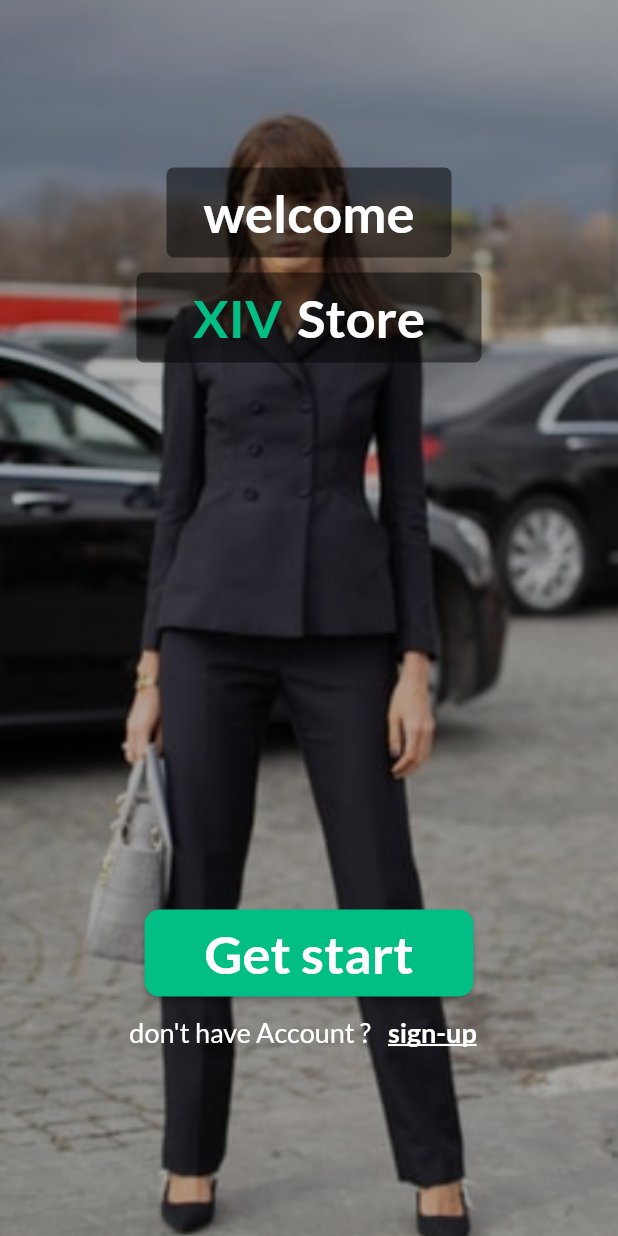
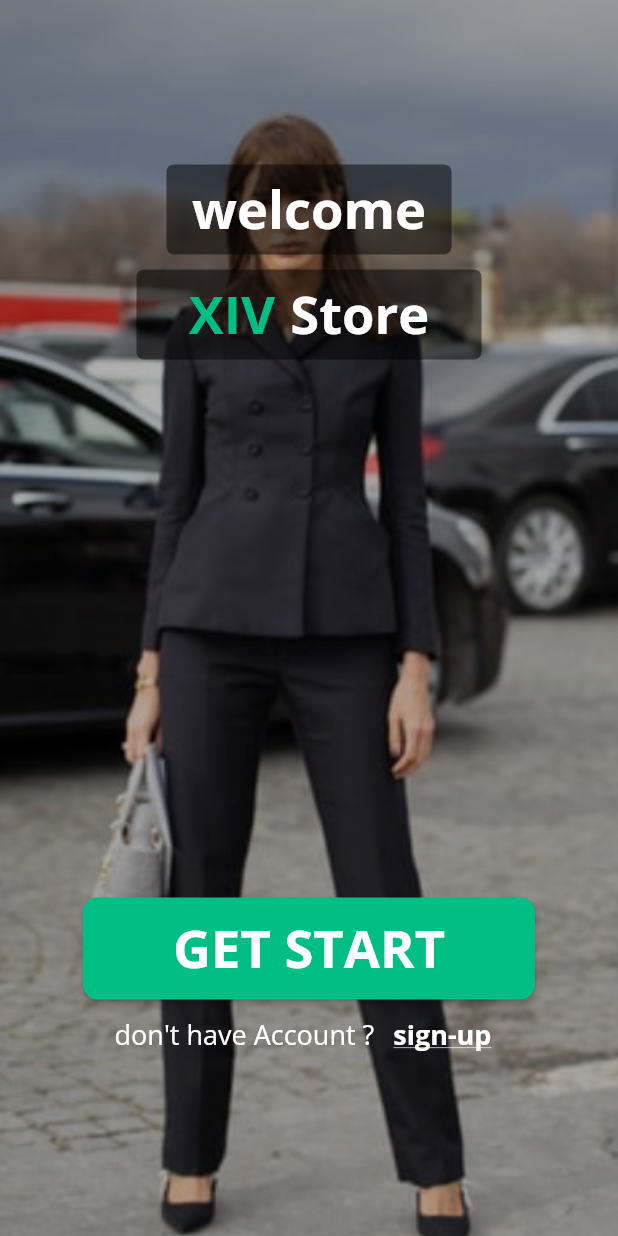
Before and after one commit to majdideveloper/flutter_ecommerce_getx, a Flutter app: the screen it shows after launch, on a phone screen of 412 x 824 dp. Run offline on Flutter 3.47's test engine with Material 2 defaults, Android fonts, the phone set to English and light mode, and no system bars; our stand-ins replace get, google_fonts.

Commit message:
second day in this project

```diff
--- a/lib/main.dart
+++ b/lib/main.dart
@@ -1,7 +1,6 @@
 import 'package:flutter/material.dart';
 import 'package:flutter_ecommerce_getx/routes/routes.dart';
-import 'package:flutter_ecommerce_getx/views/screens/home_screen.dart';
-import 'package:flutter_ecommerce_getx/views/screens/welcome_screen.dart';
+
 import 'package:get/get.dart';
 
 void main() {
--- a/lib/routes/routes.dart
+++ b/lib/routes/routes.dart
@@ -19,7 +19,7 @@ class AppRoutes {
     ),
     GetPage(
       name: Routes.signUpScreen,
-      page: () => const SignUpScreen(),
+      page: () => SignUpScreen(),
     ),
   ];
 }
--- a/lib/views/screens/welcome_screen.dart
+++ b/lib/views/screens/welcome_screen.dart
@@ -1,7 +1,8 @@
 import 'package:flutter/material.dart';
 import 'package:flutter_ecommerce_getx/routes/routes.dart';
 import 'package:flutter_ecommerce_getx/utils/themes.dart';
-import 'package:flutter_ecommerce_getx/views/widgets/text_utils.dart';
+
+import 'package:flutter_ecommerce_getx/views/widgets/widgets.dart';
 import 'package:get/get.dart';
 
 class WelcomeScreen extends StatelessWidget {
@@ -84,23 +85,11 @@ class WelcomeScreen extends StatelessWidget {
                   ),
                   Column(
                     children: [
-                      ElevatedButton(
-                        style: ElevatedButton.styleFrom(
-                            primary: mainColor,
-                            shape: RoundedRectangleBorder(
-                              borderRadius: BorderRadius.circular(10.0),
-                            ),
-                            padding: const EdgeInsets.symmetric(
-                              horizontal: 40.0,
-                              vertical: 8.0,
-                            )),
+                      AuthButton(
+                        text: 'Get start'.toUpperCase(),
                         onPressed: () {
                           Get.offNamed(Routes.loginScreen);
                         },
-                        child: TextUtils(
-                          text: 'Get start',
-                          fontWeight: FontWeight.bold,
-                        ),
                       ),
                       Row(
                         mainAxisAlignment: MainAxisAlignment.center,
@@ -116,9 +105,9 @@ class WelcomeScreen extends StatelessWidget {
                             },
                             child: TextUtils(
                               text: "sign-up",
-                              fontSize: 18,
+                              fontSize: 18.0,
+                              underline: TextDecoration.underline,
                               fontWeight: FontWeight.bold,
-                              underline: TextDecoration.underline,
                             ),
                           )
                         ],
--- /dev/null
+++ b/lib/views/widgets/auth_button.dart
@@ -0,0 +1,36 @@
+import 'package:flutter/material.dart';
+import 'package:flutter_ecommerce_getx/utils/themes.dart';
+import 'package:flutter_ecommerce_getx/views/widgets/widgets.dart';
+
+class AuthButton extends StatelessWidget {
+  final String text;
+  double? fontSize;
+  void Function()? onPressed;
+  AuthButton({
+    Key? key,
+    required this.text,
+    required this.onPressed,
+    this.fontSize = 35.0,
+  }) : super(key: key);
+
+  @override
+  Widget build(BuildContext context) {
+    return ElevatedButton(
+      style: ElevatedButton.styleFrom(
+          primary: mainColor,
+          shape: RoundedRectangleBorder(
+            borderRadius: BorderRadius.circular(10.0),
+          ),
+          padding: const EdgeInsets.symmetric(
+            horizontal: 60.0,
+            vertical: 10.0,
+          )),
+      onPressed: () {},
+      child: TextUtils(
+        text: text,
+        fontSize: fontSize,
+        fontWeight: FontWeight.bold,
+      ),
+    );
+  }
+}
--- a/lib/views/widgets/text_utils.dart
+++ b/lib/views/widgets/text_utils.dart
@@ -21,7 +21,7 @@ class TextUtils extends StatelessWidget {
   Widget build(BuildContext context) {
     return Text(
       text,
-      style: GoogleFonts.lato(
+      style: GoogleFonts.openSans(
         textStyle: TextStyle(
           decoration: underline,
           color: color,
--- /dev/null
+++ b/lib/views/widgets/widgets.dart
@@ -0,0 +1,5 @@
+export 'text_utils.dart';
+export 'auth_text_from_field.dart';
+export 'chek_widget.dart';
+export 'auth_button.dart';
+export 'bottom_container.dart';
```
Also changed, not shown: lib/utils/config.dart (added, +17 -0 lines), lib/views/screens/auth/signup_screen.dart (+130 -3 lines), lib/views/screens/screens.dart (added, +9 -0 lines), lib/views/widgets/auth_text_from_field.dart (added, +74 -0 lines), lib/views/widgets/bottom_container.dart (added, +56 -0 lines), lib/views/widgets/chek_widget.dart (added, +21 -0 lines).
